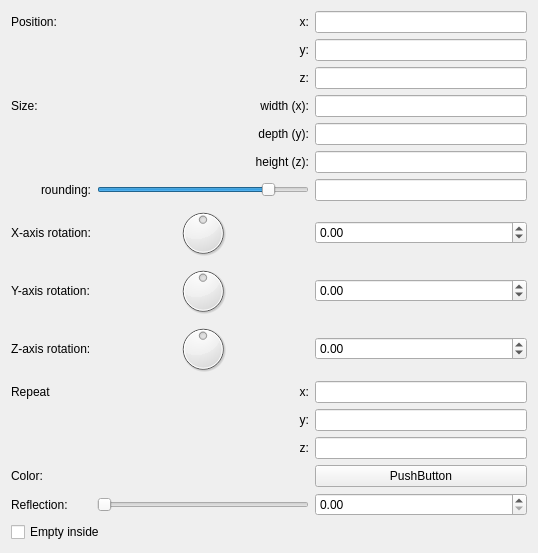
Qt form mandelbulber2/qt_data/primitive_box.ui (buddhi1980/mandelbulber2) before a commit.
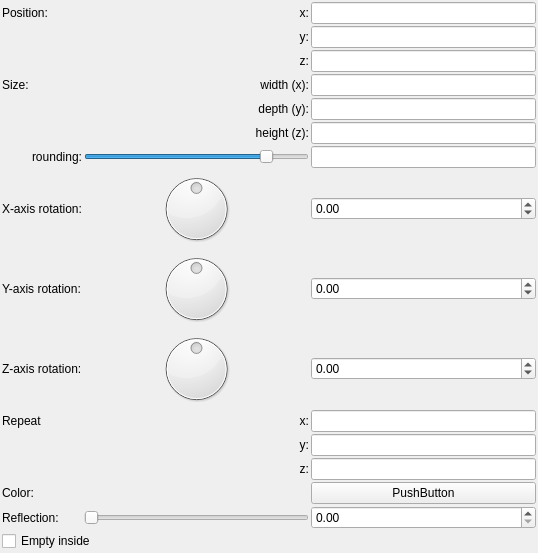
The same form after that commit. Custom widgets are drawn as their Qt base class.

Commit message: - reduced all margins and spacings in ui - added class to store animation frames - added closable dock for animation control (actually empty)

```diff
--- a/mandelbulber2/qt_data/primitive_box.ui
+++ b/mandelbulber2/qt_data/primitive_box.ui
@@ -14,8 +14,26 @@
    <string>Form</string>
   </property>
   <layout class="QVBoxLayout" name="verticalLayout">
+   <property name="spacing">
+    <number>2</number>
+   </property>
+   <property name="leftMargin">
+    <number>2</number>
+   </property>
+   <property name="topMargin">
+    <number>2</number>
+   </property>
+   <property name="rightMargin">
+    <number>2</number>
+   </property>
+   <property name="bottomMargin">
+    <number>2</number>
+   </property>
    <item>
     <layout class="QGridLayout" name="gridLayout">
+     <property name="spacing">
+      <number>2</number>
+     </property>
      <item row="8" column="0">
       <widget class="QLabel" name="label_9">
        <property name="text">
```
The commit also changes 29 other files.
